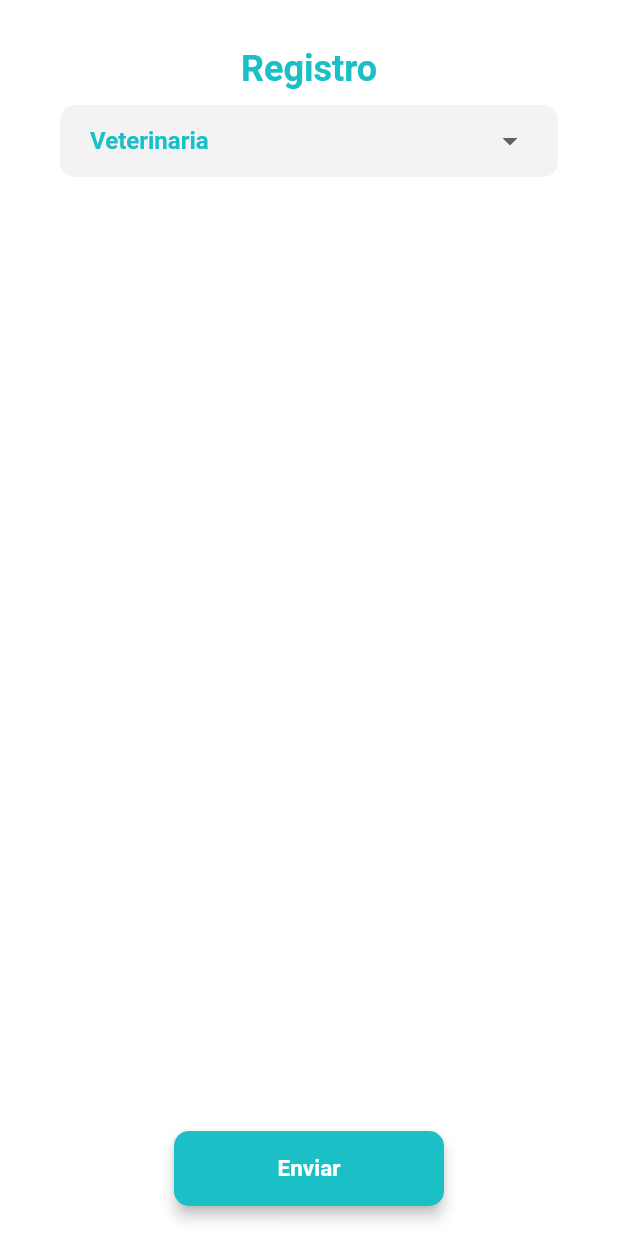
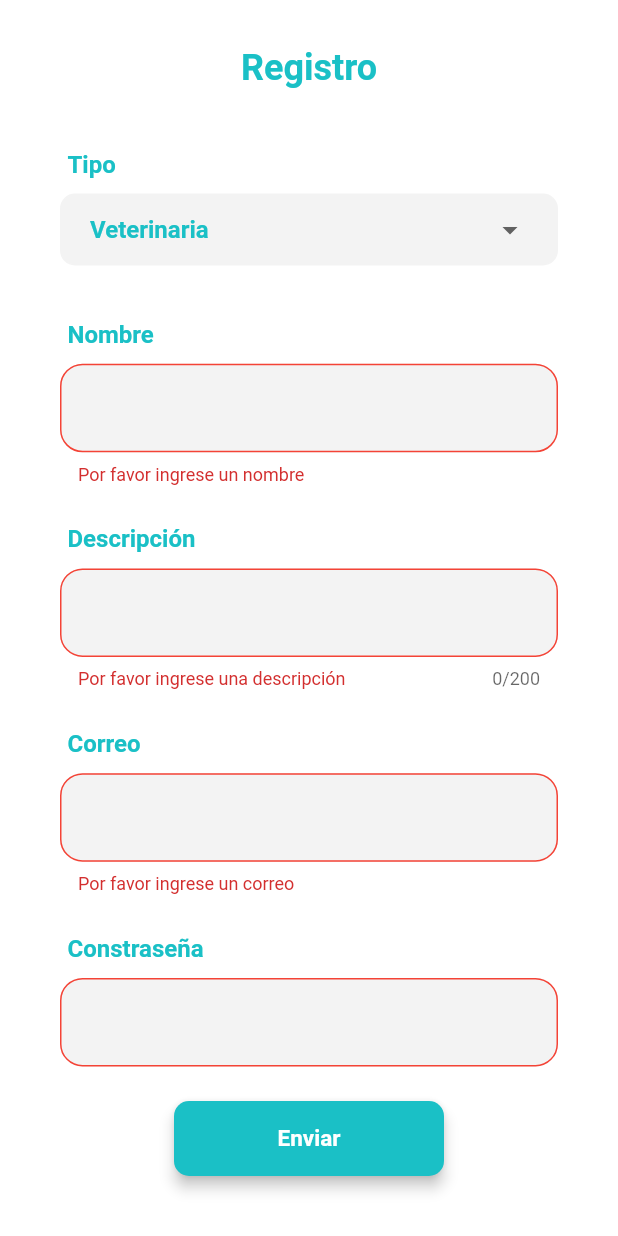
Before and after one commit to caloja1014/pet_care, a Flutter app: the RegisterLocalVetView screen opened by its route, after a tap on "Enviar", on a phone screen of 412 x 824 dp. Run offline on Flutter 3.47's test engine with Material 2 defaults, Android fonts, the phone set to English and light mode, and no system bars; our stand-ins replace get, google_fonts.

Commit message:
fixing textform widget

```diff
--- a/lib/app/modules/pets/controllers/pets.controller.dart
+++ b/lib/app/modules/pets/controllers/pets.controller.dart
@@ -12,7 +12,8 @@ class PetsController extends GetxController {
   final razaFocus = FocusNode();
   final edadFocus = FocusNode();
 
-  DateTime date = DateTime(DateTime.now().year, DateTime.now().month, DateTime.now().day);
+  DateTime date =
+      DateTime(DateTime.now().year, DateTime.now().month, DateTime.now().day);
 
   final ENV = config.ENV;
   // ignore: non_constant_identifier_names
@@ -50,27 +51,41 @@ class PetsController extends GetxController {
           elevation: 0,
           backgroundColor: Colors.transparent,
           content: Column(
-            mainAxisSize: MainAxisSize.min,
             mainAxisAlignment: MainAxisAlignment.center,
-            crossAxisAlignment: CrossAxisAlignment.center,
+            // mainAxisSize: MainAxisSize.max,
             children: [
-              Padding(
-                padding: const EdgeInsets.only(top: 20, bottom: 20),
-                child:
+              Container(
+                alignment: Alignment.center,
+                // height: Get.height * 0.8,
+                constraints: BoxConstraints(
+                  maxHeight: Get.height * 0.8,
+                ),
+                child: SingleChildScrollView(
+                  physics: const BouncingScrollPhysics(),
+                  child: Center(
+                    child: Wrap(
+                      spacing: 40,
+                      runSpacing: 30,
+                      alignment: WrapAlignment.center,
+                      children: [
                         PetAvatar(
                           name: ENV["ASSETS"]['IMAGES']['PET'],
                           height: Get.height,
                           text: 'Perro',
                         ),
-              ),
-              Padding(
-                padding: const EdgeInsets.only(top: 20, bottom: 20),
-                child:
                         PetAvatar(
                           name: ENV["ASSETS"]['IMAGES']['PET'],
                           height: Get.height,
                           text: 'Perro',
                         ),
+
+                      ],
+                    ),
+                  ),
+                ),
+              ),
+              const SizedBox(
+                height: 30,
               ),
               ElevatedButton(
                 onPressed: () {
@@ -95,40 +110,41 @@ class PetsController extends GetxController {
   displayRegisterPetForm(BuildContext context) {
     showDialog(
       context: context,
-      barrierColor: Colors.white70,
+      // barrierColor: Colors.white70,
       builder: (BuildContext context) {
         return AlertDialog(
             elevation: 0,
             backgroundColor: Colors.transparent,
-          content:
-              Center(
-                child:
-                Form(
+            content: Center(
+                child: Form(
               key: _petFormKey,
               child: Column(
                 crossAxisAlignment: CrossAxisAlignment.start,
                 children: [
-                      Padding(padding: const EdgeInsets.symmetric(vertical: 16.0),
+                  Padding(
+                    padding: const EdgeInsets.symmetric(vertical: 16.0),
                     child: CustomFormField(
                       focusNode: nombreFocus,
                       text: "Nombre",
                     ),
                   ),
-                      Padding(padding: const EdgeInsets.symmetric(vertical: 16.0),
+                  Padding(
+                    padding: const EdgeInsets.symmetric(vertical: 16.0),
                     child: CustomFormField(
                       focusNode: razaFocus,
                       text: "Raza",
                     ),
                   ),
-                      Padding(padding: const EdgeInsets.symmetric(vertical: 16.0),
+                  Padding(
+                      padding: const EdgeInsets.symmetric(vertical: 16.0),
                       child: DateFormField(
                         focusNode: edadFocus,
-                        )
-                      ),
-                      Padding(padding: const EdgeInsets.symmetric(vertical: 16.0),
+                      )),
+                  Padding(
+                      padding: const EdgeInsets.symmetric(vertical: 16.0),
                       child: ElevatedButton(
                         onPressed: () {
-                              if(_petFormKey.currentState!.validate()) {
+                          if (_petFormKey.currentState!.validate()) {
                             print("Todo ok");
                           }
                         },
@@ -136,9 +152,7 @@ class PetsController extends GetxController {
                       ))
                 ],
               ),
-                )
-              )
-        );
+            )));
       },
     );
   }
--- a/lib/app/modules/register_local_vet/views/register_local_vet.view.dart
+++ b/lib/app/modules/register_local_vet/views/register_local_vet.view.dart
@@ -1,11 +1,14 @@
+
 import 'package:flutter/material.dart';
 
 import 'package:get/get.dart';
+import 'package:pet_care/app/widgets/custom_text_field.dart';
 
 import '../controllers/register_local_vet.controller.dart';
 
 class RegisterLocalVetView extends GetView<RegisterLocalVetController> {
   RegisterLocalVetView({Key? key}) : super(key: key);
+  final vgap = Get.height * 0.02;
   final _formKey = GlobalKey<FormState>();
   @override
   Widget build(BuildContext context) {
@@ -17,8 +20,8 @@ class RegisterLocalVetView extends GetView<RegisterLocalVetController> {
         child: Column(
           children: [
             Container(
-              alignment: Alignment.bottomCenter,
-              height: 60,
+              alignment: Alignment.center,
+              height: 90,
               width: double.infinity,
               child: Text(
                 'Registro',
@@ -32,43 +35,63 @@ class RegisterLocalVetView extends GetView<RegisterLocalVetController> {
                   child: SizedBox(
                     width: double.infinity,
                     child: Column(
+                      mainAxisAlignment: MainAxisAlignment.spaceAround,
                       mainAxisSize: MainAxisSize.max,
                       children: [
-                        Container(
-                          padding: const EdgeInsets.fromLTRB(40, 10, 40, 10),
-                          width: double.infinity,
-                          child: DecoratedBox(
-                            decoration: BoxDecoration(
+                        dropDownCustom(context),
+                        SizedBox(
+                          height: vgap,
+                        ),
+                        CustomTextField(
+                          textLabel: 'Nombre',
+                          validator: (value) {
+                            if (value == null || value.isEmpty) {
+                              return 'Por favor ingrese un nombre';
+                            }
+                            return null;
+                          },
+                        ),
+                        SizedBox(
+                          height: vgap,
+                        ),
+                        CustomTextField(
+                          textLabel: 'Descripción',
+                          maxLines: 5,
+                          maxLength: 200,
+                          validator: (value) {
+                            if (value == null || value.isEmpty) {
+                              return 'Por favor ingrese una descripción';
+                            }
 
-                              color: const Color(0xFFF3F3F3),
-                              border: Border.all(
-                                color: const Color(0xFFF3F3F3),
-                                width: 1,
-                              ),
-                              borderRadius: BorderRadius.circular(10),
-                            ),
-                            child: Container(
-                              padding:
-                                  const EdgeInsets.only(left: 20, right: 20),
-                              child: DropdownButton<bool>(
-                                dropdownColor: const Color(0xFFF3F3F3),
-                                elevation:8,
-                                isExpanded: true,
-                                borderRadius: BorderRadius.circular(10),
-                                underline: Container(),
-                                value: true,
-                                items: [true, false]
-                                    .map<DropdownMenuItem<bool>>((bool value) {
-                                  return DropdownMenuItem<bool>(
-                                    value: value,
-                                    child:
-                                        Text(value ? 'Veterinaria' : 'Local'),
-                                  );
-                                }).toList(),
-                                onChanged: (value) {},
-                              ),
-                            ),
-                          ),
+                            return null;
+                          },
+                        ),
+                        SizedBox(
+                          height: vgap,
+                        ),
+                        CustomTextField(
+                          textLabel: 'Correo',
+                          validator: (value) {
+                            if (value == null || value.isEmpty) {
+                              return 'Por favor ingrese un correo';
+                            }
+
+                            return null;
+                          },
+                        ),
+                        SizedBox(
+                          height: vgap,
+                        ),
+                        CustomTextField(
+                          textLabel: 'Constraseña',
+                          obscureText: true,
+                          validator: (value) {
+                            if (value == null || value.isEmpty) {
+                              return 'Por favor ingrese una contraseña';
+                            }
+
+                            return null;
+                          },
                         ),
                       ],
                     ),
@@ -77,10 +100,17 @@ class RegisterLocalVetView extends GetView<RegisterLocalVetController> {
               ),
             ),
             Padding(
-              padding: const EdgeInsets.only(top: 20, bottom: 20),
+              padding: const EdgeInsets.only(top: 20, bottom: 40),
               child: ElevatedButton(
                 onPressed: () {
-                  // Get.toNamed('/register_local_vet_address');
+                  // Validate returns true if the form is valid, or false otherwise.
+                  if (_formKey.currentState!.validate()) {
+                    // If the form is valid, display a snackbar. In the real world,
+                    // you'd often call a server or save the information in a database.
+                    ScaffoldMessenger.of(context).showSnackBar(
+                      const SnackBar(content: Text('Processing Data')),
+                    );
+                  }
                 },
                 child: const Text(
                   'Enviar',
@@ -92,4 +122,56 @@ class RegisterLocalVetView extends GetView<RegisterLocalVetController> {
       ),
     );
   }
+
+  Widget dropDownCustom(context) {
+    RxBool value = true.obs ;
+    return Column(
+      children: [
+        Container(
+          width: double.infinity,
+          padding: const EdgeInsets.fromLTRB(45, 10, 40, 0),
+          child: Text(
+            'Tipo',
+            textAlign: TextAlign.left,
+            style: Theme.of(context).textTheme.titleMedium,
+          ),
+        ),
+        Container(
+          padding: const EdgeInsets.fromLTRB(40, 10, 40, 10),
+          width: double.infinity,
+          child: DecoratedBox(
+            decoration: BoxDecoration(
+              color: const Color(0xFFF3F3F3),
+              border: Border.all(
+                color: const Color(0xFFF3F3F3),
+                width: 1,
+              ),
+              borderRadius: BorderRadius.circular(10),
+            ),
+            child: Container(
+              padding: const EdgeInsets.only(left: 20, right: 20),
+              child: Obx(()=>DropdownButton<bool>(
+                dropdownColor: const Color(0xFFF3F3F3),
+                elevation: 8,
+                isExpanded: true,
+                borderRadius: BorderRadius.circular(10),
+                underline: Container(),
+                value: value.value,
+                items: [true, false].map<DropdownMenuItem<bool>>((bool value) {
+                  return DropdownMenuItem<bool>(
+                    value: value,
+                    child: Text(value ? 'Veterinaria' : 'Local'),
+                  );
+                }).toList(),
+                onChanged: (value2) {
+                  value.value = value2!;
+
+                },
+              ),)
+            ),
+          ),
+        ),
+      ],
+    );
+  }
 }
--- a/lib/app/routes/app_pages.dart
+++ b/lib/app/routes/app_pages.dart
@@ -16,7 +16,7 @@ part 'app_routes.dart';
 class AppPages {
   AppPages._();
 
-  static const INITIAL = Routes.REGISTER_LOCAL_VET;
+  static const INITIAL = Routes.PETS;
 
   static final routes = [
     GetPage(
--- /dev/null
+++ b/lib/app/widgets/custom_text_field.dart
@@ -0,0 +1,47 @@
+import 'package:flutter/material.dart';
+
+class CustomTextField extends StatelessWidget {
+  final textLabel;
+  final validator;
+  final obscureText;
+  final maxLines;
+  final maxLength;
+  const CustomTextField({
+    Key? key,
+    this.textLabel,
+    this.validator,
+    this.obscureText = false,
+    this.maxLines = 1,
+    this.maxLength,
+  }) : super(key: key);
+
+  @override
+  Widget build(BuildContext context) {
+    return Column(
+      children: [
+        Container(
+          width: double.infinity,
+          padding: const EdgeInsets.fromLTRB(45, 10, 40, 0),
+          child: Text(
+            textLabel,
+            textAlign: TextAlign.left,
+            style: Theme.of(context).textTheme.titleMedium,
+          ),
+        ),
+        Padding(
+          padding: const EdgeInsets.fromLTRB(40, 10, 40, 0),
+          child: TextFormField(
+            maxLength: maxLength,
+            maxLines: maxLines,
+            minLines: 1,
+            decoration: const InputDecoration(
+              fillColor: Color(0xFFF3F3F3),
+            ),
+            obscureText: obscureText,
+            validator: validator,
+          ),
+        )
+      ],
+    );
+  }
+}
--- a/lib/main.dart
+++ b/lib/main.dart
@@ -91,6 +91,14 @@ class MyApp extends StatelessWidget {
                 color: Colors.white,
               ),
             ),
+            errorBorder: OutlineInputBorder(
+              borderRadius: BorderRadius.all(
+                Radius.circular(15),
+              ),
+              borderSide: BorderSide(
+                color: Colors.red,
+              ),
+            ),
             focusedBorder: OutlineInputBorder(
               borderRadius: BorderRadius.all(
                 Radius.circular(15),
```
Lines whose indentation alone changed are shown as unchanged.
